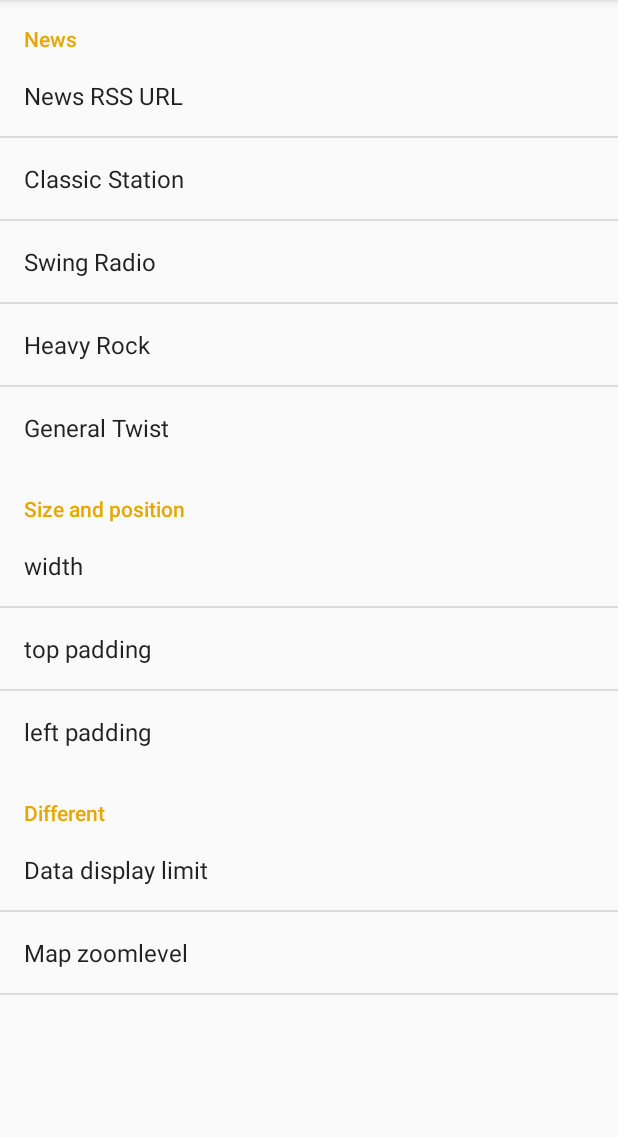
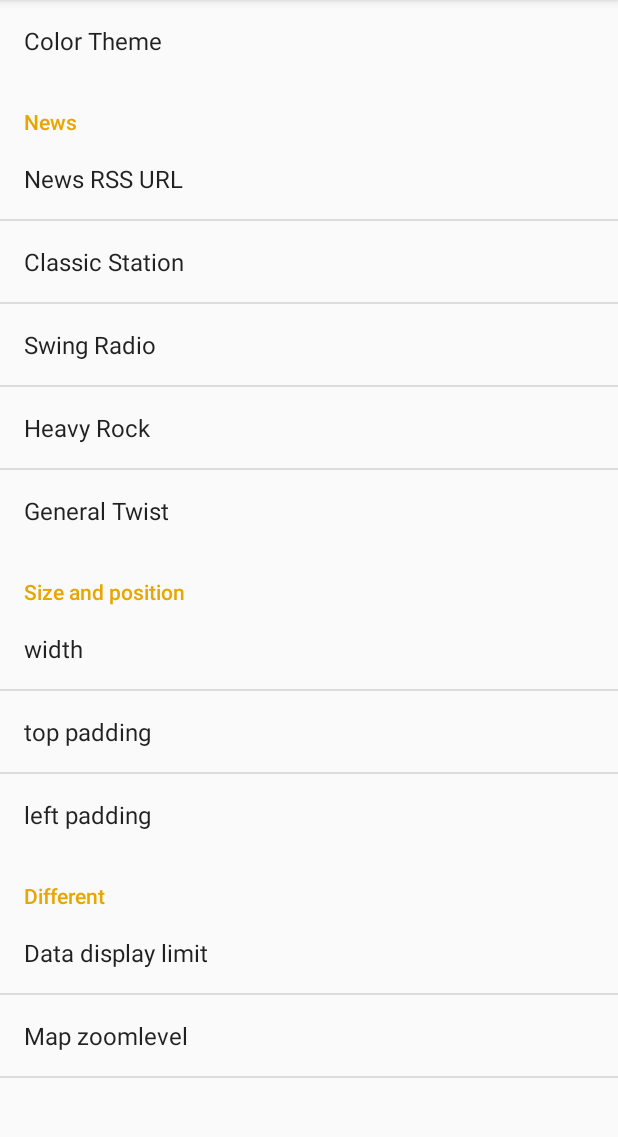
Before and after one commit to no-go/PilpCom, an Android app: the fragment MyPreferenceFragment shown on its own in the app's theme, on a phone screen of 412 x 824 dp, the part 84-1221 px from its top. Run offline under Robolectric (Android 15) with nearby library versions, the phone set to English and light mode, and no system bars.

Commit message:
color selectable

```diff
--- a/app/src/main/java/de/digisocken/pilp_com/PilpApp.java
+++ b/app/src/main/java/de/digisocken/pilp_com/PilpApp.java
@@ -2,7 +2,11 @@ package de.digisocken.pilp_com;
 
 import android.app.Application;
 import android.content.SharedPreferences;
+import android.content.res.Configuration;
 import android.location.LocationManager;
+import android.preference.PreferenceManager;
+
+import java.util.Locale;
 
 public class PilpApp extends Application {
     public final static String BROADCAST_EXIT = "de.digisocken.pilp_com.EXIT";
@@ -18,4 +22,5 @@ public class PilpApp extends Application {
             return alternative;
         }
     }
+
 }
--- a/app/src/main/res/values/constants.xml
+++ b/app/src/main/res/values/constants.xml
@@ -11,4 +11,10 @@
         <item>18</item>
     </string-array>
 
+    <string-array name="color_values">
+        <item>en</item>
+        <item>ig</item>
+        <item>ha</item>
+    </string-array>
+
 </resources>
--- a/app/src/main/res/values/strings.xml
+++ b/app/src/main/res/values/strings.xml
@@ -27,6 +27,8 @@
     <string name="appleft">left padding</string>
     <string name="appwidth">width</string>
 
+    <string name="colortheme">Color Theme</string>
+
     <string-array name="quality_names">
         <item>outer conurbation area</item>
         <item>city</item>
@@ -36,4 +38,10 @@
         <item>bathroom</item>
     </string-array>
 
+    <string-array name="color_names">
+        <item>amber</item>
+        <item>green phosphor</item>
+        <item>C64 blue</item>
+    </string-array>
+
 </resources>
--- a/app/src/main/res/values/styles.xml
+++ b/app/src/main/res/values/styles.xml
@@ -2,7 +2,6 @@
 
     <!-- Base application theme. -->
     <style name="AppTheme" parent="Theme.AppCompat.Light.DarkActionBar">
-        <!-- Customize your theme here. -->
         <item name="colorPrimary">@color/colorPrimary</item>
         <item name="colorPrimaryDark">@color/colorPrimaryDark</item>
         <item name="colorAccent">@color/colorAccent</item>
--- a/app/src/main/res/xml/preferences.xml
+++ b/app/src/main/res/xml/preferences.xml
@@ -1,5 +1,12 @@
 <?xml version="1.0" encoding="utf-8"?>
 <PreferenceScreen xmlns:android="http://schemas.android.com/apk/res/android">
+
+    <ListPreference
+        android:key="colortheme"
+        android:defaultValue="1"
+        android:entries="@array/color_names"
+        android:entryValues="@array/color_values"
+        android:title="@string/colortheme" />
 
     <PreferenceCategory android:title="@string/news">
         <EditTextPreference
```
Also changed, not shown: app/src/main/java/de/digisocken/pilp_com/AreaActivity.java (+7 -0 lines), app/src/main/java/de/digisocken/pilp_com/ClockActivity.java (+10 -1 lines), app/src/main/java/de/digisocken/pilp_com/ContactActivity.java (+8 -0 lines), app/src/main/java/de/digisocken/pilp_com/MsgActivity.java (+8 -0 lines), app/src/main/java/de/digisocken/pilp_com/MyPreferenceFragment.java (+12 -2 lines), app/src/main/java/de/digisocken/pilp_com/NewsActivity.java (+8 -0 lines), 2 other files.
